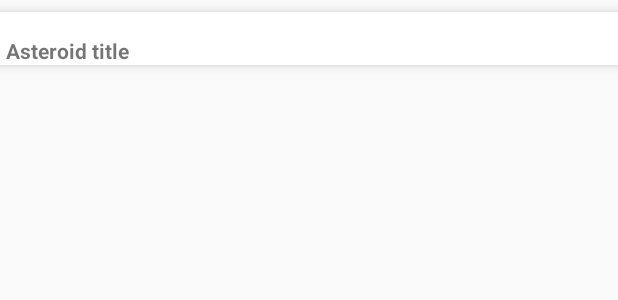
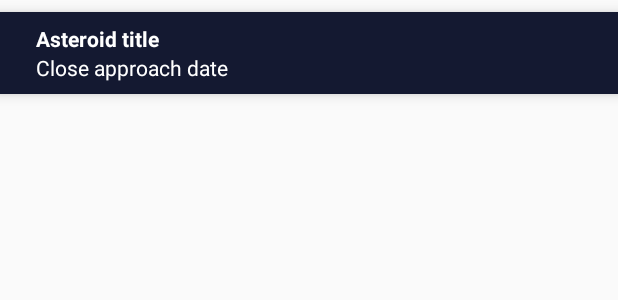
Before and after one commit to botradingblog1/android-kotlin-asteroid-radar, an Android app: the layout asteroid_item.xml on its own in the app's theme, with its tools: preview values and no code run, on a phone screen of 412 x 824 dp. Shown: the top 300 px of the screen. Run offline under Robolectric (Android 15) with nearby library versions, the phone set to English and light mode, and no system bars.

```diff
--- a/app/src/main/java/com/udacity/asteroidradar/database/AsteroidDao.kt
+++ b/app/src/main/java/com/udacity/asteroidradar/database/AsteroidDao.kt
@@ -8,7 +8,7 @@ import androidx.room.Query
 
 @Dao
 interface AsteroidDao {
-    @Query("select * from tbl_asteroid")
+    @Query("select * from tbl_asteroid order by closeApproachDate ASC")
     fun getAsteroidList(): LiveData<List<DbAsteroid>>
 
     @Insert(onConflict = OnConflictStrategy.REPLACE)
--- a/app/src/main/java/com/udacity/asteroidradar/detail/DetailFragment.kt
+++ b/app/src/main/java/com/udacity/asteroidradar/detail/DetailFragment.kt
@@ -5,7 +5,9 @@ import android.os.Bundle
 import android.view.LayoutInflater
 import android.view.View
 import android.view.ViewGroup
+import androidx.appcompat.app.AlertDialog
 import androidx.fragment.app.Fragment
+import com.udacity.asteroidradar.R
 import com.udacity.asteroidradar.databinding.FragmentDetailBinding
 
 class DetailFragment : Fragment() {
@@ -14,21 +16,21 @@ class DetailFragment : Fragment() {
         val binding = FragmentDetailBinding.inflate(inflater)
         binding.lifecycleOwner = this
 
-       // todo val asteroid = DetailFragmentArgs.fromBundle(arguments!!).selectedAsteroid
+       val asteroid = DetailFragmentArgs.fromBundle(requireArguments()).selectedAsteroid
 
-       //  todo  binding.asteroid = asteroid
+        binding.asteroid = asteroid
 
         binding.helpButton.setOnClickListener {
-            //displayAstronomicalUnitExplanationDialog()
+            displayAstronomicalUnitExplanationDialog()
         }
 
         return binding.root
     }
 
     private fun displayAstronomicalUnitExplanationDialog() {
-        /* todo val builder = AlertDialog.Builder(activity!!)
+        val builder = AlertDialog.Builder(requireActivity())
             .setMessage(getString(R.string.astronomica_unit_explanation))
             .setPositiveButton(android.R.string.ok, null)
-        builder.create().show()*/
+        builder.create().show()
     }
 }
--- a/app/src/main/java/com/udacity/asteroidradar/main/MainFragment.kt
+++ b/app/src/main/java/com/udacity/asteroidradar/main/MainFragment.kt
@@ -1,16 +1,13 @@
 package com.udacity.asteroidradar.main
 
-import android.content.Intent
-import android.icu.number.NumberFormatter.with
-import android.net.Uri
 import android.os.Bundle
 import android.view.*
 import androidx.fragment.app.Fragment
 import androidx.lifecycle.Observer
 import androidx.lifecycle.ViewModelProvider
+import androidx.navigation.fragment.findNavController
 import androidx.recyclerview.widget.LinearLayoutManager
 import androidx.recyclerview.widget.RecyclerView
-import com.squareup.picasso.Picasso
 import com.udacity.asteroidradar.R
 import com.udacity.asteroidradar.databinding.FragmentMainBinding
 import com.udacity.asteroidradar.domain.Asteroid
@@ -31,28 +28,9 @@ class MainFragment : Fragment() {
 
         binding.viewModel = viewModel
 
-        /* val imageView = binding.activityMainImageOfTheDay
-
-        // Observe changes to picture of day
-        viewModel.pictureOfDay.observe(viewLifecycleOwner, Observer {
-            if ( null != it ) {
-                // Set pic of the day
-                Timber.d("url: "+it.url)
-                Picasso.get()
-                    .load(it.url)
-                    .into(imageView);
-            }
-        })*/
-
         asteroidListAdapter = AsteroidListAdapter(AsteroidClickListener {
-            // When a video is clicked this block or lambda will be called by DevByteAdapter
-
-            // context is not around, we can safely discard this click since the Fragment is no
-            // longer on the screen
-            //val packageManager = context?.packageManager ?: return@AsteroidClickListener
-
-            // todo
-            Timber.d("click: "+it.codename);
+            // Navigate to the detail fragment
+            this.findNavController().navigate(MainFragmentDirections.actionShowDetail(it))
         })
 
         binding.root.findViewById<RecyclerView>(R.id.recyclerview_asteroid_list).apply {
--- a/app/src/main/res/layout/asteroid_item.xml
+++ b/app/src/main/res/layout/asteroid_item.xml
@@ -18,41 +18,44 @@
         android:layout_height="wrap_content"
         app:cardCornerRadius="0dp"
         app:cardElevation="5dp"
+        android:backgroundTint="@color/colorPrimaryDark"
         android:layout_marginTop="8dp"
         android:layout_marginBottom="16dp">
 
         <androidx.constraintlayout.widget.ConstraintLayout
             android:layout_width="match_parent"
-            android:layout_height="wrap_content">
+            android:layout_height="wrap_content"
+            android:padding="@dimen/default_padding">
 
             <androidx.constraintlayout.widget.Guideline
                 android:id="@+id/left_well"
                 android:layout_width="wrap_content"
                 android:layout_height="wrap_content"
                 android:orientation="vertical"
-                app:layout_constraintGuide_begin="8dp" />
+                app:layout_constraintGuide_begin="16dp" />
 
             <androidx.constraintlayout.widget.Guideline
                 android:id="@+id/right_well"
                 android:layout_width="wrap_content"
                 android:layout_height="wrap_content"
-                android:layout_marginEnd="8dp"
                 android:orientation="vertical"
-                app:layout_constraintGuide_end="8dp" />
+                app:layout_constraintGuide_end="16dp" />
 
             <TextView
-                android:id="@+id/title"
-                android:layout_width="0dp"
-                android:layout_height="wrap_content"
-                android:layout_marginStart="4dp"
-                android:layout_marginTop="16dp"
+                android:id="@+id/textview_title"
                 android:text="@{asteroid.codename}"
-                android:textAlignment="viewStart"
-                android:textAllCaps="false"
-                android:textStyle="bold"
+                app:layout_constraintStart_toStartOf="@+id/left_well"
                 app:layout_constraintTop_toTopOf="parent"
-                app:layout_constraintLeft_toLeftOf="parent"
-                tools:text="Asteroid title" />
+                tools:text="Asteroid title"
+                style="@style/text_title" />
+
+            <TextView
+                android:id="@+id/textview_approachdate"
+                android:text="@{asteroid.closeApproachDate}"
+                app:layout_constraintTop_toBottomOf="@+id/textview_title"
+                app:layout_constraintStart_toStartOf="@+id/left_well"
+                tools:text="Close approach date"
+                style="@style/text_body" />
 
             <View
                 android:id="@+id/clickableOverlay"
@@ -64,6 +67,19 @@
                 app:layout_constraintEnd_toEndOf="parent"
                 app:layout_constraintStart_toStartOf="parent"
                 app:layout_constraintTop_toTopOf="parent" />
+
+            <ImageView
+                android:id="@+id/imageview_hazardous"
+                android:layout_width="wrap_content"
+                android:layout_height="wrap_content"
+                android:adjustViewBounds="false"
+                android:cropToPadding="false"
+                android:scaleType="centerCrop"
+                app:statusIcon="@{asteroid.isPotentiallyHazardous}"
+                android:contentDescription="is potentially hazardous icon"
+                app:layout_constraintEnd_toEndOf="@+id/right_well"
+                app:layout_constraintTop_toTopOf="parent"
+                app:layout_constraintTop_toBottomOf="parent" />
         </androidx.constraintlayout.widget.ConstraintLayout>
     </com.google.android.material.card.MaterialCardView>
 </layout>
--- a/app/src/main/res/layout/fragment_detail.xml
+++ b/app/src/main/res/layout/fragment_detail.xml
@@ -21,6 +21,7 @@
             android:layout_height="wrap_content"
             android:adjustViewBounds="true"
             app:asteroidStatusImage="@{asteroid.potentiallyHazardous}"
+            android:contentDescription="is potentially hazardous icon"
             app:layout_constraintEnd_toEndOf="parent"
             app:layout_constraintStart_toStartOf="parent"
             app:layout_constraintTop_toTopOf="parent"
--- a/app/src/main/res/layout/fragment_main.xml
+++ b/app/src/main/res/layout/fragment_main.xml
@@ -30,6 +30,7 @@
                 android:adjustViewBounds="true"
                 android:scaleType="centerCrop"
                 binding:pictureOfDay="@{ viewModel.pictureOfDay.url }"
+                android:contentDescription="@{viewModel.pictureOfDay.title}"
                 app:srcCompat="@drawable/placeholder_picture_of_day"/>
 
             <TextView
--- a/app/src/main/res/navigation/main_nav_graph.xml
+++ b/app/src/main/res/navigation/main_nav_graph.xml
@@ -20,9 +20,9 @@
         android:label="fragment_detail"
         tools:layout="@layout/fragment_detail">
 
-        <!--<argument
+        <argument
             android:name="selectedAsteroid"
-            app:argType="com.udacity.asteroidradar.Asteroid"/>-->
+            app:argType="com.udacity.asteroidradar.domain.Asteroid"/>
     </fragment>
 
 </navigation>
--- /dev/null
+++ b/app/src/main/res/values/dimensions.xml
@@ -0,0 +1,4 @@
+<?xml version="1.0" encoding="utf-8"?>
+<resources>
+    <dimen name="default_padding">8dp</dimen>
+</resources>
--- a/app/src/main/res/values/styles.xml
+++ b/app/src/main/res/values/styles.xml
@@ -8,4 +8,21 @@
         <item name="colorAccent">@color/colorAccent</item>
     </style>
 
+    <style name="text_title">
+        <item name="android:layout_width">0dp</item>
+        <item name="android:layout_height">wrap_content</item>
+        <item name="android:textAlignment">viewStart</item>
+        <item name="android:textAllCaps">false</item>
+        <item name="android:textColor">#FFFFFF</item>
+        <item name="android:textStyle">bold</item>
+    </style>
+
+    <style name="text_body">
+        <item name="android:layout_width">0dp</item>
+        <item name="android:layout_height">wrap_content</item>
+        <item name="android:textAlignment">viewStart</item>
+        <item name="android:textAllCaps">false</item>
+        <item name="android:textColor">#FFFFFF</item>
+    </style>
+
 </resources>
```
